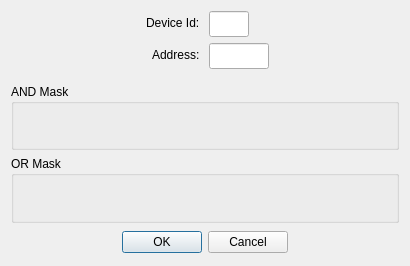
The window that src/dialogs/dialogmaskwriteregiter.ui (sanny32/OpenModScan) describes before a commit, drawn with Qt 5.
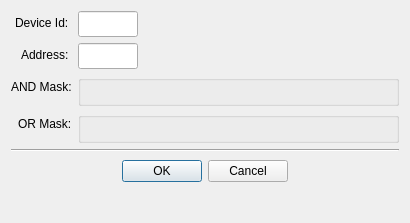
The same window after the commit. Custom widgets are drawn as their Qt base class.

Commit message: Redesigning Mask Write Register dialog

Diff of the .ui file:
```diff
--- a/src/dialogs/dialogmaskwriteregiter.ui
+++ b/src/dialogs/dialogmaskwriteregiter.ui
@@ -7,20 +7,15 @@
     <x>0</x>
     <y>0</y>
     <width>410</width>
-    <height>266</height>
+    <height>223</height>
    </rect>
   </property>
   <property name="windowTitle">
    <string>22: Mask Write Register</string>
   </property>
-  <layout class="QGridLayout" name="gridLayout_3">
-   <item row="0" column="0">
     <layout class="QFormLayout" name="formLayout">
      <property name="labelAlignment">
-      <set>Qt::AlignRight|Qt::AlignTrailing|Qt::AlignVCenter</set>
-     </property>
-     <property name="formAlignment">
-      <set>Qt::AlignHCenter|Qt::AlignTop</set>
+    <set>Qt::AlignmentFlag::AlignRight|Qt::AlignmentFlag::AlignTrailing|Qt::AlignmentFlag::AlignVCenter</set>
      </property>
      <item row="0" column="0">
       <widget class="QLabel" name="labelNode">
@@ -45,20 +40,20 @@
        </property>
        <property name="maximumSize">
         <size>
-         <width>40</width>
+       <width>60</width>
          <height>16777215</height>
         </size>
        </property>
       </widget>
      </item>
-     <item row="1" column="0">
+   <item row="2" column="0">
       <widget class="QLabel" name="labelAddress">
        <property name="text">
         <string>Address: </string>
        </property>
       </widget>
      </item>
-     <item row="1" column="1">
+   <item row="2" column="1">
       <widget class="NumericLineEdit" name="lineEditAddress">
        <property name="sizePolicy">
         <sizepolicy hsizetype="Fixed" vsizetype="Fixed">
@@ -83,14 +78,12 @@
        </property>
       </widget>
      </item>
-    </layout>
-   </item>
-   <item row="1" column="0">
+   <item row="5" column="1">
     <widget class="CheckableGroupBox" name="groupBoxAndMask">
-     <property name="title">
-      <string>AND Mask</string>
-     </property>
-     <layout class="QGridLayout" name="gridLayout">
+     <layout class="QHBoxLayout" name="horizontalLayout">
+      <property name="spacing">
+       <number>0</number>
+      </property>
       <property name="leftMargin">
        <number>0</number>
       </property>
@@ -103,16 +96,37 @@
       <property name="bottomMargin">
        <number>0</number>
       </property>
-      <property name="spacing">
-       <number>0</number>
-      </property>
-      <item row="0" column="0">
+      <item>
        <widget class="BitPatternControl" name="controlAndMask" native="true"/>
       </item>
      </layout>
     </widget>
    </item>
-   <item row="3" column="0">
+   <item row="7" column="1">
+    <widget class="CheckableGroupBox" name="groupBoxOrMask">
+     <layout class="QHBoxLayout" name="horizontalLayout_2">
+      <property name="spacing">
+       <number>0</number>
+      </property>
+      <property name="leftMargin">
+       <number>0</number>
+      </property>
+      <property name="topMargin">
+       <number>0</number>
+      </property>
+      <property name="rightMargin">
+       <number>0</number>
+      </property>
+      <property name="bottomMargin">
+       <number>0</number>
+      </property>
+      <item>
+       <widget class="BitPatternControl" name="controlOrMask" native="true"/>
+      </item>
+     </layout>
+    </widget>
+   </item>
+   <item row="9" column="0" colspan="2">
     <widget class="QDialogButtonBox" name="buttonBox">
      <property name="minimumSize">
       <size>
@@ -131,41 +145,30 @@
      </property>
     </widget>
    </item>
-   <item row="2" column="0">
-    <widget class="CheckableGroupBox" name="groupBoxOrMask">
-     <property name="title">
-      <string>OR Mask</string>
+   <item row="5" column="0">
+    <widget class="QLabel" name="label">
+     <property name="text">
+      <string>AND Mask:</string>
      </property>
-     <layout class="QGridLayout" name="gridLayout_2">
-      <property name="leftMargin">
-       <number>0</number>
-      </property>
-      <property name="topMargin">
-       <number>0</number>
-      </property>
-      <property name="rightMargin">
-       <number>0</number>
-      </property>
-      <property name="bottomMargin">
-       <number>0</number>
-      </property>
-      <property name="spacing">
-       <number>0</number>
-      </property>
-      <item row="0" column="10">
-       <widget class="BitPatternControl" name="controlOrMask" native="true"/>
-      </item>
-     </layout>
+    </widget>
+   </item>
+   <item row="7" column="0">
+    <widget class="QLabel" name="label_2">
+     <property name="text">
+      <string>OR Mask:</string>
+     </property>
+    </widget>
+   </item>
+   <item row="8" column="0" colspan="2">
+    <widget class="Line" name="line">
+     <property name="orientation">
+      <enum>Qt::Orientation::Horizontal</enum>
+     </property>
     </widget>
    </item>
   </layout>
  </widget>
  <customwidgets>
-  <customwidget>
-   <class>CheckableGroupBox</class>
-   <extends>QGroupBox</extends>
-   <header>checkablegroupbox.h</header>
-  </customwidget>
   <customwidget>
    <class>NumericLineEdit</class>
    <extends>QLineEdit</extends>
@@ -177,6 +180,12 @@
    <header>bitpatterncontrol.h</header>
    <container>1</container>
   </customwidget>
+  <customwidget>
+   <class>CheckableGroupBox</class>
+   <extends>QGroupBox</extends>
+   <header>checkablegroupbox.h</header>
+   <container>1</container>
+  </customwidget>
  </customwidgets>
  <resources/>
  <connections>
```
Left out of the diff: 4 changed lines with no effect on the pictures. Lines whose indentation alone changed are shown as unchanged.
